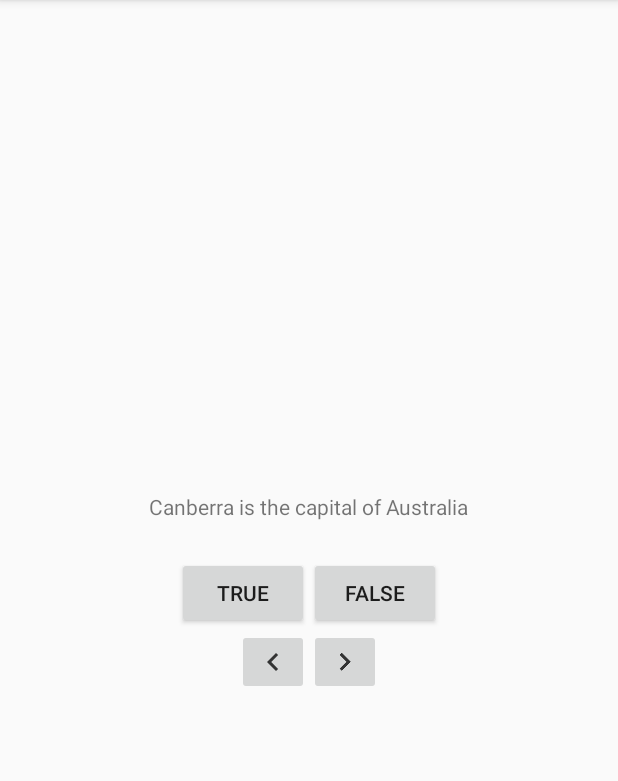
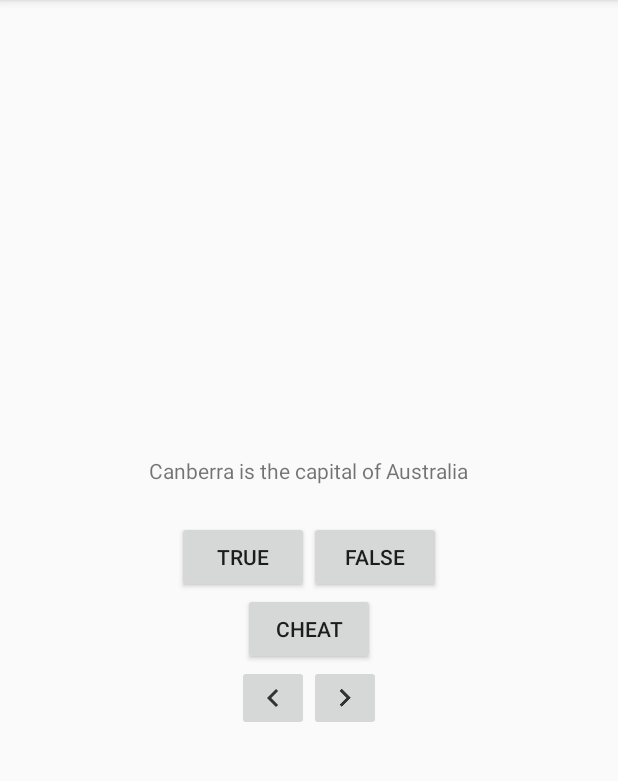
Before and after one commit to THEmmanuel/GeoQiuiz, an Android app: the screen it shows after launch (QuizActivity), on a phone screen of 412 x 824 dp, the part 84-865 px from its top. Run offline under Robolectric (Android 15) with nearby library versions, the phone set to English and light mode, and no system bars.

```diff
--- a/app/src/main/AndroidManifest.xml
+++ b/app/src/main/AndroidManifest.xml
@@ -9,6 +9,7 @@
         android:roundIcon="@mipmap/ic_launcher_round"
         android:supportsRtl="true"
         android:theme="@style/AppTheme">
+        <activity android:name=".CheatActivity"></activity>
         <activity android:name=".QuizActivity">
             <intent-filter>
                 <action android:name="android.intent.action.MAIN" />
--- a/app/src/main/java/com/emmanuel/android/geoquiz/QuizActivity.java
+++ b/app/src/main/java/com/emmanuel/android/geoquiz/QuizActivity.java
@@ -1,5 +1,6 @@
 package com.emmanuel.android.geoquiz;
 
+import android.content.Intent;
 import android.support.v7.app.AppCompatActivity;
 import android.os.Bundle;
 import android.util.Log;
@@ -11,14 +12,16 @@ import android.widget.Toast;
 
 public class QuizActivity extends AppCompatActivity {
 
+    private static final String TAG = "QuizActivity";
+    private static final String KEY_INDEX = "index";
+    private Button mCheatButton;
     private Button mFalseButton;
     private Button mTrueButton;
     private ImageButton mNextButton;
     private TextView mQuestionTextView;
     private ImageButton mPreviousButton;
-    private static final String TAG = "QuizActivity";
-    private static final String KEY_INDEX = "index";
-   // private int scores = 0;
+    private int scores = 0;
+
 
     private Question[] mQuestionBank = new Question[]{
             new Question(R.string.question_australia, true),
@@ -50,7 +53,6 @@ public class QuizActivity extends AppCompatActivity {
             @Override
             public void onClick(View v) {
                 checkAnswer(true);
-                //disableButtons();
             }
         });
 
@@ -60,7 +62,6 @@ public class QuizActivity extends AppCompatActivity {
             @Override
             public void onClick(View v) {
                 checkAnswer(false);
-                //disableButtons();
             }
         });
 
@@ -76,7 +77,7 @@ public class QuizActivity extends AppCompatActivity {
         mNextButton.setOnClickListener(new View.OnClickListener() {
             @Override
             public void onClick(View v) {
-                //mCurrentIndex = (mCurrentIndex + 1) % mQuestionBank.length;
+                mCurrentIndex = (mCurrentIndex + 1) % mQuestionBank.length;
                 updateQuestion();
             }
         });
@@ -92,6 +93,14 @@ public class QuizActivity extends AppCompatActivity {
                     //Not satisfied with this solution, I'll find a better fix
                     mCurrentIndex = 0;
                 }
+            }
+        });
+        mCheatButton = (Button) findViewById(R.id.cheat_button);
+        mCheatButton.setOnClickListener(new View.OnClickListener() {
+            @Override
+            public void onClick(View v) {
+                Intent intent = new Intent(QuizActivity.this, CheatActivity.class);
+                startActivity(intent);
             }
         });
     }
@@ -137,13 +146,12 @@ public class QuizActivity extends AppCompatActivity {
         Log.d(TAG, "updating question text", new Exception());
         int question = mQuestionBank[mCurrentIndex].getTextResId();
         mQuestionTextView.setText(question);
-       // enableButtons();
 
     }
 
-//    private void disableButtons(){
-//        mTrueButton.setEnabled(false);
-//        mFalseButton.setEnabled(true);
+//  private void disableButtons(){
+//       mTrueButton.setEnabled(false);
+//        mFalseButton.setEnabled(false);
 //    }
 //
 //    private void enableButtons(){
@@ -157,7 +165,8 @@ public class QuizActivity extends AppCompatActivity {
         int messageResId = 0;
         if (userPressedTrue == answerIsTrue){
             messageResId = R.string.correct_toast;
-//            scores = scores + 1;
+            //scores +=  1;
+            //Log.d(TAG, String.valueOf(scores));
         }
         else{
             messageResId = R.string.incorrect_toast;
--- a/app/src/main/res/layout-land/activity_quiz.xml
+++ b/app/src/main/res/layout-land/activity_quiz.xml
@@ -32,6 +32,14 @@
             />
     </LinearLayout>
 
+            <Button
+                android:layout_width="wrap_content"
+                android:layout_height="wrap_content"
+                android:id="@+id/cheat_button"
+                android:text="@string/cheat_button"
+                android:layout_gravity="bottom|center_horizontal"
+                />
+
             <ImageButton
                 android:contentDescription="@string/previous_button"
                 android:id="@+id/previous_button"
--- a/app/src/main/res/layout/activity_quiz.xml
+++ b/app/src/main/res/layout/activity_quiz.xml
@@ -28,6 +28,13 @@
             android:text="@string/false_button"
             />
     </LinearLayout>
+
+    <Button
+        android:id="@+id/cheat_button"
+        android:layout_width="wrap_content"
+        android:layout_height="wrap_content"
+        android:text="@string/cheat_button"
+        />
         <LinearLayout
             android:layout_width="wrap_content"
             android:layout_height="wrap_content"
--- a/app/src/main/res/values/strings.xml
+++ b/app/src/main/res/values/strings.xml
@@ -12,5 +12,9 @@
     <string name="question_africa">The source of the Nile River is in Egypt</string>
     <string name="question_americas">The Amazon River is the longest river in the Americas</string>
     <string name="question_asia">Lake Baikal is the World\'s oldest and deepest freshwater lake</string>
+    <string name="warning_text">Are you sure you want to do this</string>
+    <string name="show_answer_button">Show Answer</string>
+    <string name="cheat_button">Cheat</string>
+    <string name="Judgement_Toast">Cheating is wrong!!!</string>
     <string name="first_question_error">This is the First Question</string>
 </resources>
```
Also changed, not shown: app/src/main/java/com/emmanuel/android/geoquiz/CheatActivity.java (+9 -0 lines), app/src/main/res/layout/activity_cheat.xml (+24 -3 lines).
